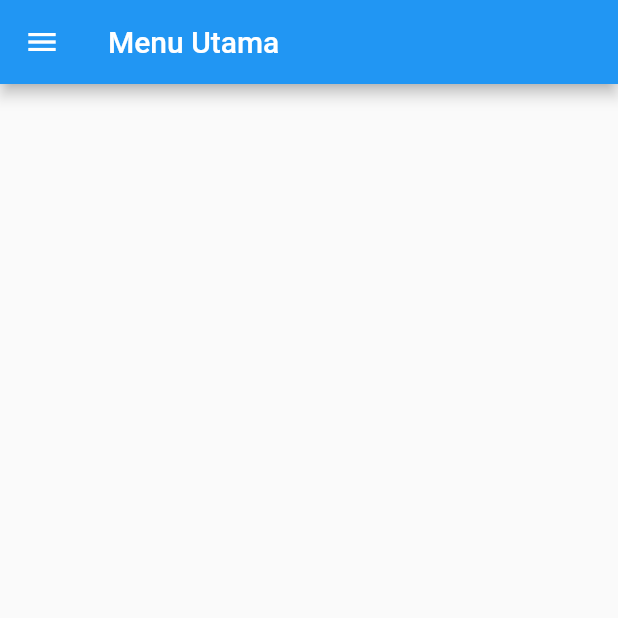
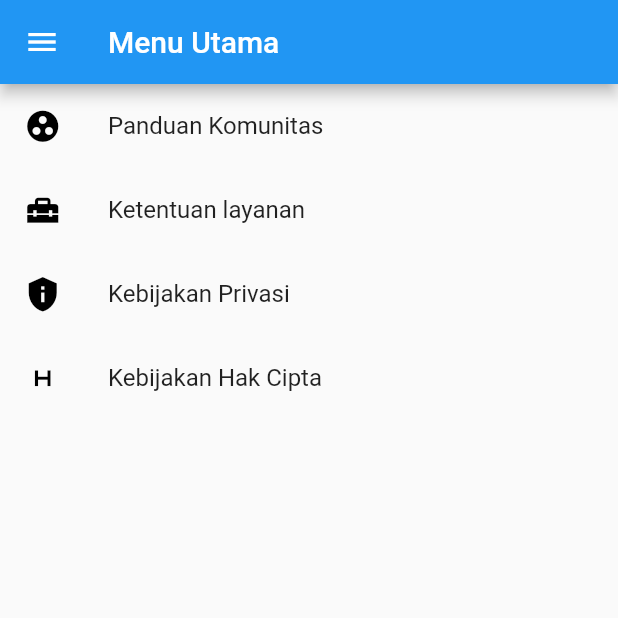
Before and after one commit to dwiponcosuripto4/mbakmu2, a Flutter app: the Apps_Info screen opened directly, on a phone screen of 412 x 824 dp, the top half of it. Run offline on Flutter 3.47's test engine with Material 2 defaults, Android fonts, the phone set to English and light mode, and no system bars; our stand-ins replace firebase_auth, get; accounts and stored records are empty.

Commit message:
add fitur to Icons apps Info use widget listTile

```diff
--- a/lib/icons_menu/apps_info.dart
+++ b/lib/icons_menu/apps_info.dart
@@ -12,6 +12,50 @@ class Apps_Info extends StatelessWidget {
   @override
   Widget build(BuildContext context) {
     return Scaffold(
+      body: Column(
+        children: [
+          ListTile(
+            leading: Icon(
+              Icons.group_work_rounded,
+              size: 25,
+              color: Colors.black,
+            ),
+            title: Text(
+              "Panduan Komunitas",
+            ),
+          ),
+          ListTile(
+            leading: Icon(
+              Icons.home_repair_service,
+              size: 25,
+              color: Colors.black,
+            ),
+            title: Text(
+              "Ketentuan layanan",
+            ),
+          ),
+          ListTile(
+            leading: Icon(
+              Icons.privacy_tip_sharp,
+              size: 25,
+              color: Colors.black,
+            ),
+            title: Text(
+              "Kebijakan Privasi",
+            ),
+          ),
+          ListTile(
+            leading: Icon(
+              Icons.h_mobiledata_sharp,
+              size: 25,
+              color: Colors.black,
+            ),
+            title: Text(
+              "Kebijakan Hak Cipta",
+            ),
+          ),
+        ],
+      ),
       appBar: AppBar(
         title: Text(
           "Menu Utama",
--- a/lib/icons_menu/page_notification.dart
+++ b/lib/icons_menu/page_notification.dart
@@ -30,7 +30,7 @@ class Page_Notification extends StatelessWidget {
       ),
       appBar: AppBar(
         title: Text(
-          "Setting",
+          "Kotak Masuk",
         ),
       ),
       drawer: Drawer(
```
